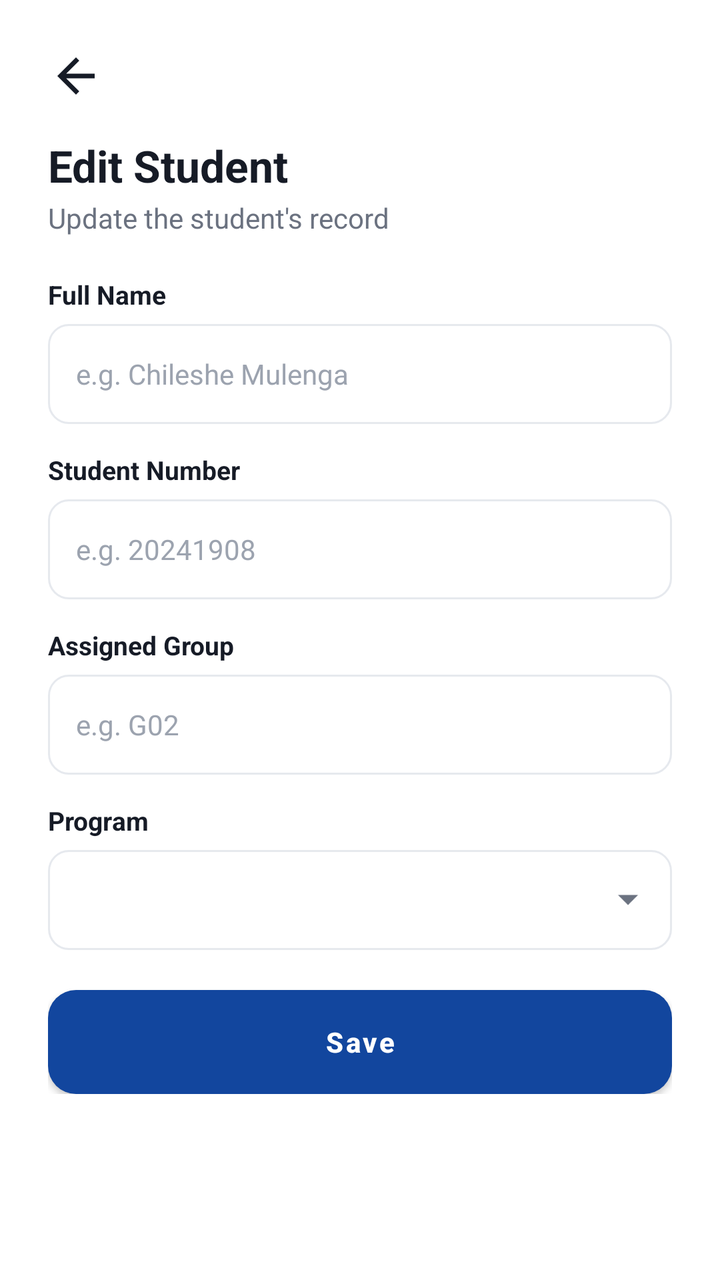
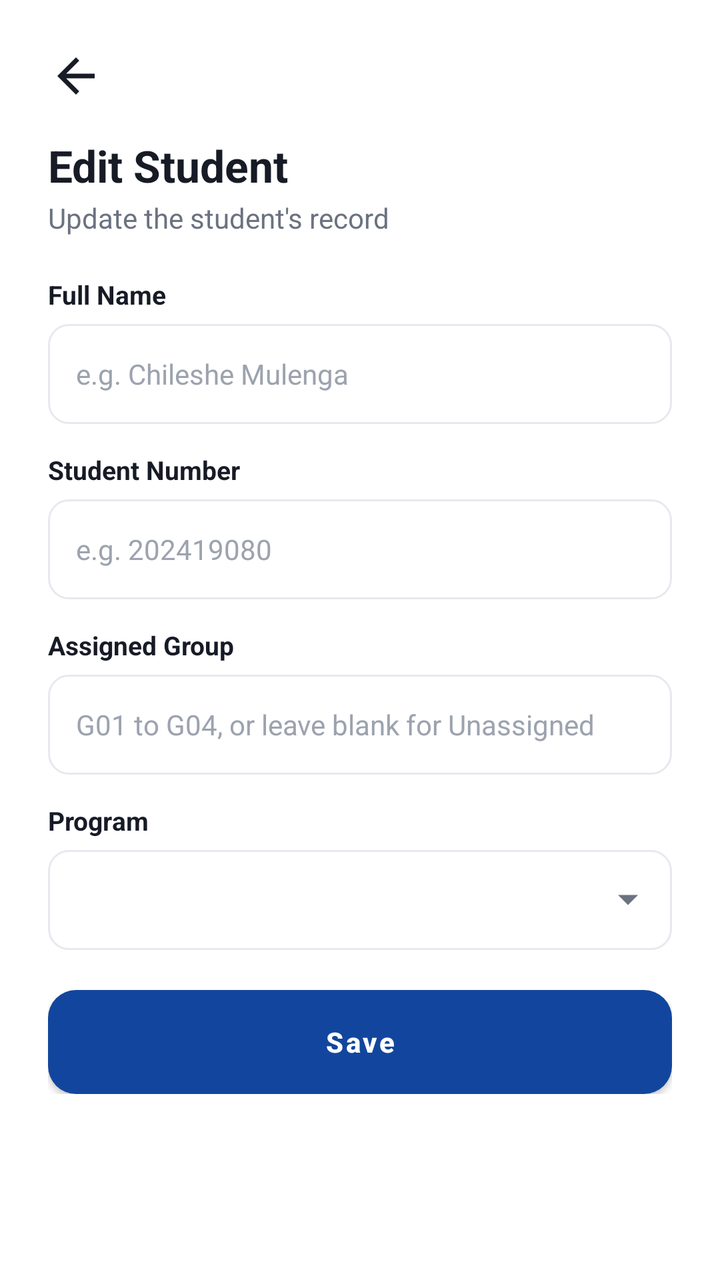

Compare the two renders of this Android layout. The source of the first and the diff that turns it into the second are given below.
<!-- AndroidManifest.xml: application theme Theme.CampusApp -->
<!-- res/layout/activity_edit_student.xml -->
<?xml version="1.0" encoding="utf-8"?>
<ScrollView xmlns:android="http://schemas.android.com/apk/res/android"
    xmlns:app="http://schemas.android.com/apk/res-auto"
    android:layout_width="match_parent"
    android:layout_height="match_parent"
    android:background="@color/white">

    <LinearLayout
        android:layout_width="match_parent"
        android:layout_height="wrap_content"
        android:orientation="vertical"
        android:padding="24dp">

        <ImageView
            android:id="@+id/btnBack"
            android:layout_width="28dp"
            android:layout_height="28dp"
            android:src="@drawable/ic_back"
            app:tint="@color/text_dark"
            android:layout_marginBottom="16dp"/>

        <TextView
            android:id="@+id/tvHeader"
            android:layout_width="wrap_content"
            android:layout_height="wrap_content"
            android:text="Edit Student"
            android:textColor="@color/text_dark"
            android:textSize="22sp"
            android:textStyle="bold"/>

        <TextView
            android:id="@+id/tvSubheader"
            android:layout_width="wrap_content"
            android:layout_height="wrap_content"
            android:layout_marginTop="2dp"
            android:layout_marginBottom="20dp"
            android:text="Update the student's record"
            android:textColor="@color/text_gray"
            android:textSize="14sp"/>

        <TextView style="@style/InputLabel" android:layout_marginTop="0dp" android:text="Full Name"/>
        <EditText android:id="@+id/etName" style="@style/InputField" android:hint="e.g. Chileshe Mulenga"/>

        <TextView style="@style/InputLabel" android:text="Student Number"/>
        <EditText android:id="@+id/etNumber" style="@style/InputField" android:hint="e.g. 20241908"/>

        <TextView style="@style/InputLabel" android:text="Assigned Group"/>
        <EditText android:id="@+id/etGroup" style="@style/InputField" android:hint="e.g. G02"/>

        <TextView style="@style/InputLabel" android:text="Program"/>
        <include layout="@layout/view_program_spinner"/>

        <Button
            android:id="@+id/btnSave"
            android:layout_width="match_parent"
            android:layout_height="52dp"
            android:layout_marginTop="20dp"
            android:background="@drawable/bg_button_blue"
            android:text="Save"
            android:textAllCaps="false"
            android:textColor="@color/white"
            android:textStyle="bold"
            android:elevation="0dp"/>

    </LinearLayout>
</ScrollView>
<!-- res/layout/view_program_spinner.xml (included above) -->
<?xml version="1.0" encoding="utf-8"?>
<FrameLayout xmlns:android="http://schemas.android.com/apk/res/android"
    android:layout_width="match_parent"
    android:layout_height="50dp"
    android:background="@drawable/bg_input">

    <Spinner
        android:id="@+id/spProgram"
        android:layout_width="match_parent"
        android:layout_height="match_parent"
        android:background="@android:color/transparent"
        android:paddingStart="6dp"
        android:paddingEnd="36dp"
        android:spinnerMode="dropdown"/>

    <ImageView
        android:layout_width="20dp"
        android:layout_height="20dp"
        android:layout_gravity="end|center_vertical"
        android:layout_marginEnd="12dp"
        android:src="@drawable/ic_arrow_down"
        android:importantForAccessibility="no"/>

</FrameLayout>
<!-- resources referenced by this layout -->
<resources>
  <color name="text_dark">#161B26</color>
  <color name="text_gray">#6B7280</color>
  <color name="white">#FFFFFF</color>
  <!-- drawable bg_button_blue (drawable) -->
  <?xml version="1.0" encoding="utf-8"?>
  <shape xmlns:android="http://schemas.android.com/apk/res/android" android:shape="rectangle">
      <solid android:color="@color/primary_blue" />
      <corners android:radius="14dp" />
  </shape>
  <!-- drawable bg_input (drawable) -->
  <?xml version="1.0" encoding="utf-8"?>
  <shape xmlns:android="http://schemas.android.com/apk/res/android" android:shape="rectangle">
      <solid android:color="@color/white" />
      <stroke android:width="1dp" android:color="@color/divider" />
      <corners android:radius="10dp" />
  </shape>
  <!-- drawable ic_arrow_down (drawable) -->
  <vector xmlns:android="http://schemas.android.com/apk/res/android"
      android:width="20dp" android:height="20dp" android:viewportWidth="24" android:viewportHeight="24">
      <path android:fillColor="@color/text_gray"
          android:pathData="M6,9 L12,15 L18,9 Z"/>
  </vector>
  <!-- drawable ic_back (drawable) -->
  <vector xmlns:android="http://schemas.android.com/apk/res/android"
      android:width="24dp" android:height="24dp" android:viewportWidth="24" android:viewportHeight="24">
      <path android:fillColor="@android:color/white"
          android:pathData="M20,11 L7.8,11 L13.4,5.4 L12,4 L4,12 L12,20 L13.4,18.6 L7.8,13 L20,13 Z"/>
  </vector>
  <style name="InputField">
          <item name="android:layout_width">match_parent</item>
          <item name="android:layout_height">50dp</item>
          <item name="android:background">@drawable/bg_input</item>
          <item name="android:paddingLeft">14dp</item>
          <item name="android:paddingRight">14dp</item>
          <item name="android:textSize">14sp</item>
          <item name="android:textColor">@color/text_dark</item>
          <item name="android:textColorHint">@color/text_gray_light</item>
      </style>
  <style name="InputLabel">
          <item name="android:layout_width">wrap_content</item>
          <item name="android:layout_height">wrap_content</item>
          <item name="android:layout_marginTop">14dp</item>
          <item name="android:layout_marginBottom">6dp</item>
          <item name="android:textSize">13sp</item>
          <item name="android:textColor">@color/text_dark</item>
          <item name="android:textStyle">bold</item>
      </style>
  <style name="Theme.CampusApp" parent="Theme.MaterialComponents.Light.NoActionBar">
          <item name="colorPrimary">@color/primary_blue</item>
          <item name="colorPrimaryDark">@color/navy_dark</item>
          <item name="colorAccent">@color/primary_red</item>
          <item name="android:windowBackground">@color/background</item>
          <item name="android:statusBarColor">@color/navy_dark</item>
      </style>
  <color name="primary_blue">#12469E</color>
  <color name="divider">#E6E9EE</color>
  <color name="text_gray_light">#9CA3AF</color>
  <color name="navy_dark">#0B2A4A</color>
  <color name="primary_red">#C31432</color>
  <color name="background">#F3F5F8</color>
</resources>

<!-- the commit's change to res/layout/activity_edit_student.xml (unified diff, before → after) -->
@@ -42,10 +42,10 @@
         <EditText android:id="@+id/etName" style="@style/InputField" android:hint="e.g. Chileshe Mulenga"/>
 
         <TextView style="@style/InputLabel" android:text="Student Number"/>
-        <EditText android:id="@+id/etNumber" style="@style/InputField" android:hint="e.g. 20241908"/>
+        <EditText android:id="@+id/etNumber" style="@style/InputField" android:hint="e.g. 202419080" android:inputType="number"/>
 
         <TextView style="@style/InputLabel" android:text="Assigned Group"/>
-        <EditText android:id="@+id/etGroup" style="@style/InputField" android:hint="e.g. G02"/>
+        <EditText android:id="@+id/etGroup" style="@style/InputField" android:hint="G01 to G04, or leave blank for Unassigned" android:inputType="textCapCharacters"/>
 
         <TextView style="@style/InputLabel" android:text="Program"/>
         <include layout="@layout/view_program_spinner"/>
